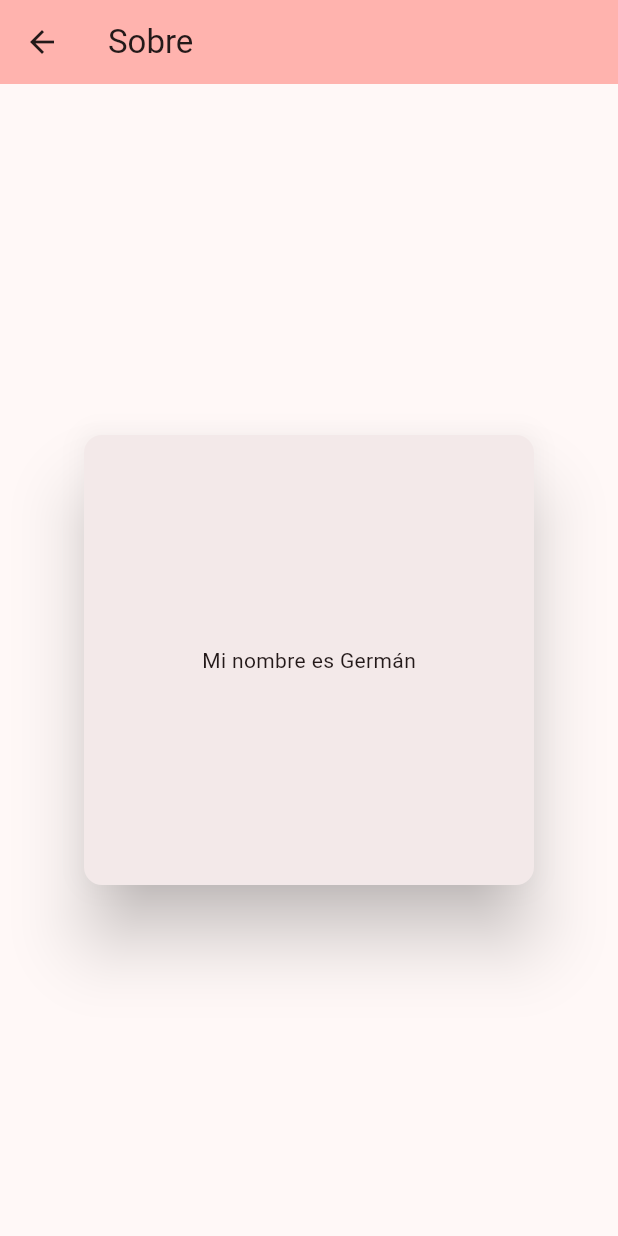
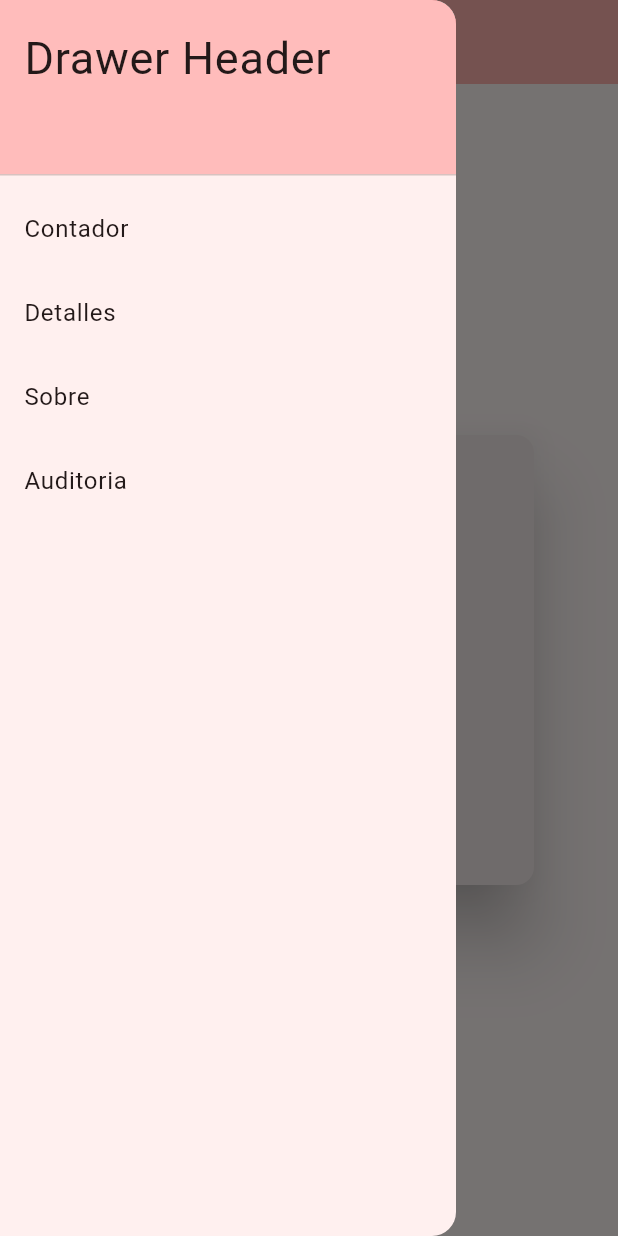
Before and after one commit to GermanAliaga/3479A321_2019479016_2, a Flutter app: the About screen opened directly, with the side drawer open (before the commit the screen has no drawer), on a phone screen of 412 x 824 dp. Run offline on Flutter 3.47's test engine with Material 3 defaults, Android fonts, the phone set to English and light mode, and no system bars; our stand-ins replace auto_size_text, flutter_svg, logger.

Commit message:
arreglo drawer

```diff
--- a/lib/pages/about.dart
+++ b/lib/pages/about.dart
@@ -22,6 +22,7 @@ class About extends StatelessWidget {
         backgroundColor: Theme.of(context).colorScheme.inversePrimary,
         title: Text('Sobre'),
       ),
+      drawer: MyDrawer(),
       body: Center(
           child: Card(
         elevation: 20,
--- a/lib/pages/auditoria.dart
+++ b/lib/pages/auditoria.dart
@@ -24,6 +24,7 @@ class Auditoria extends StatelessWidget {
         backgroundColor: Theme.of(context).colorScheme.inversePrimary,
         title: Text('Auditoria'),
       ),
+      drawer: MyDrawer(),
       body: Center(),
     );
     //floatingActionButton: FloatingActionButton(onPressed: , child: Icon(Icons.icecream));
--- a/lib/pages/detail.dart
+++ b/lib/pages/detail.dart
@@ -24,6 +24,7 @@ class Detail extends StatelessWidget {
         backgroundColor: Theme.of(context).colorScheme.inversePrimary,
         title: Text('Detalles'),
       ),
+      drawer: MyDrawer(),
       body: Center(
           child: Card(
         elevation: 20,
```
Also changed, not shown: lib/pages/mydrawer.dart (+6 -10 lines).
